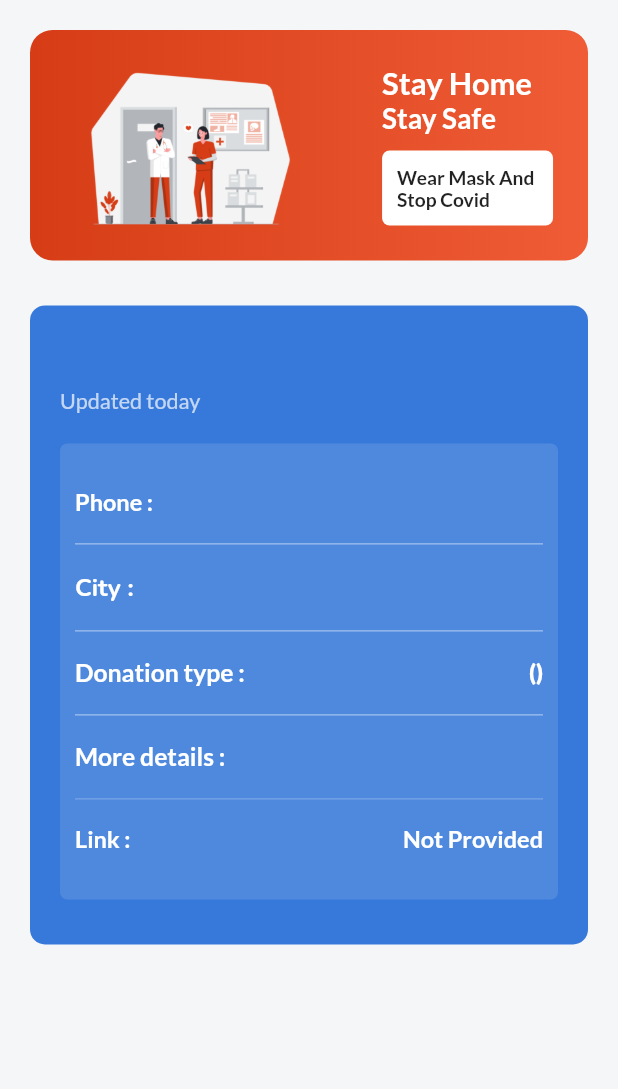
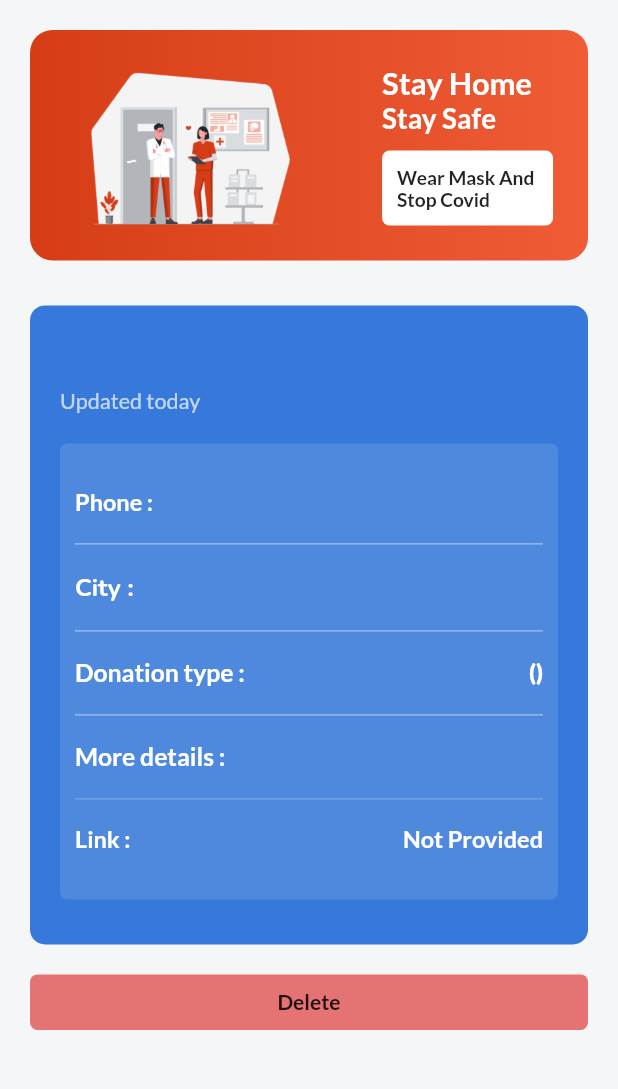
Before and after one commit to Ujjwal-here/Covid-help, a Flutter app: the Details screen opened directly with empty values, on a phone screen of 412 x 824 dp, the part 84-1173 px from its top. Run offline on Flutter 3.47's test engine with Material 2 defaults, Android fonts, the phone set to English and light mode, and no system bars; our stand-ins replace cloud_firestore, csc_picker, equatable, firebase_auth, firebase_core, get and 2 more; missing offline and left inert: enum_to_string; accounts and stored records are empty.

Commit message:
added delete functionality

```diff
--- a/lib/screens/details.dart
+++ b/lib/screens/details.dart
@@ -1,11 +1,16 @@
+import 'package:covid_help/controllers/user_service_controller.dart';
 import 'package:covid_help/widgets/sizeConfig.dart';
 import 'package:flutter/material.dart';
+import 'package:get/get.dart';
 import 'package:google_fonts/google_fonts.dart';
 
 String daysToString(int days) {
   if (days == 0) {
     return "Updated today";
-  } else {
+  }else if(days==1){
+    return "Updated 1 day ago";
+  }
+  else {
     return "Updated $days days ago";
   }
 }
@@ -18,6 +23,7 @@ class Details extends StatelessWidget {
   final String link;
   final String moreDetail;
   final DateTime postDateTime;
+  final String serviceUid;
 
   Details(
       {Key key,
@@ -27,7 +33,11 @@ class Details extends StatelessWidget {
       @required this.donationType,
       this.link,
       @required this.moreDetail,
-      @required this.postDateTime});
+      @required this.postDateTime,
+      @required this.serviceUid
+      });
+
+  final UserServicesController userServicesController = Get.put(UserServicesController());
 
   @override
   Widget build(BuildContext context) {
@@ -60,7 +70,13 @@ class Details extends StatelessWidget {
           iconTheme: IconThemeData(color: Colors.black),
         ),
         backgroundColor: const Color.fromRGBO(244, 246, 248, 1),
-        body: ListView(
+        body: GetX<UserServicesController>(
+          builder: (controller){
+              return Stack(
+            children: [
+              Opacity(
+                opacity: controller.deleteLoading.value?0.5:1,
+                child: ListView(
                 padding: const EdgeInsets.all(20),
                 children: [
                   Container(
@@ -339,7 +355,41 @@ class Details extends StatelessWidget {
                       ],
                     ),
                   ),
+                  GestureDetector(
+                                  onTap: ()async{
+                                    await userServicesController.deleteService(serviceUid);
+                                    Get.back();
+                                  },
+                                  child: Container(
+                                    padding: const EdgeInsets.all(10),
+                                    decoration: BoxDecoration(
+                                      color: Colors.red[300],
+                                      borderRadius: BorderRadius.circular(5),
+                                    ),
+                                    margin: const EdgeInsets.only(top: 20),
+                                    child: Center(
+                                      child: Text(
+                                        "Delete",
+                                        style: GoogleFonts.lato(
+                                          fontSize:
+                                              SizeConfig.safeBlockHorizontal * 3.4,
+                                          color: Colors.black87,
+                                          fontWeight: FontWeight.bold,
+                                        ),
+                                      ),
+                                    ),
+                                  ),
+                                ),
                 ],
+                        ),
+              ),
+              Opacity(opacity: controller.deleteLoading.value?1:0,
+              child: Center(child: CircularProgressIndicator(),),
+              )
+              ],
+          );
+          },
+
         ),
       ),
     );
--- a/lib/screens/posts.dart
+++ b/lib/screens/posts.dart
@@ -184,6 +184,7 @@ class Posts extends StatelessWidget {
                               ),
                             ),
                           ),
+
                           GestureDetector(
                             onTap: () {
                               Get.to(() => Details(
@@ -195,7 +196,8 @@ class Posts extends StatelessWidget {
                                       .toList(),
                                   moreDetail: result.moreDetail,
                                   postDateTime: result.postDateTime,
-                                  link: result.link));
+                                  link: result.link,
+                                  serviceUid: result.serviceUid,));
                             },
                             child: Container(
                               padding: const EdgeInsets.all(10),
```
Also changed, not shown: lib/Repository/service_repo.dart (+16 -0 lines), lib/controllers/user_service_controller.dart (+7 -0 lines), lib/screens/form.dart (+5 -5 lines), lib/screens/homescreen.dart (+39 -3 lines). Lines whose indentation alone changed are shown as unchanged.
